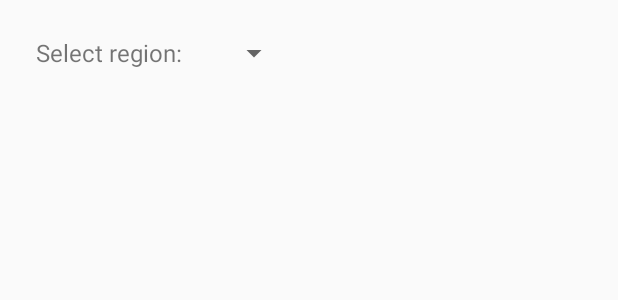
After one commit to emmanuele-villa/ReactiveCraft, an Android app: the layout fragment_create_character.xml on its own in the app's theme, with its tools: preview values and no code run, on a phone screen of 412 x 824 dp. The commit adds this screen. Shown: the top 300 px of the screen. Run offline under Robolectric (Android 15) with nearby library versions, the phone set to English and light mode, and no system bars.

Commit message:
init character creation section

```diff
--- a/ReactiveCraft/app/src/main/java/com/shadowings/reactivecraft/RCApplication.java
+++ b/ReactiveCraft/app/src/main/java/com/shadowings/reactivecraft/RCApplication.java
@@ -7,10 +7,14 @@ import android.content.SharedPreferences;
 import android.os.Bundle;
 import android.support.v7.app.AppCompatActivity;
 
+import com.shadowings.reactivecraft.common.core.services.charactercreation.CharacterCreationService;
+import com.shadowings.reactivecraft.common.core.services.charactercreation.ICharacterCreationService;
 import com.shadowings.reactivecraft.common.core.services.home.CharacterListService;
 import com.shadowings.reactivecraft.common.core.services.home.ICharacterListService;
+import com.shadowings.reactivecraft.common.core.viewmodels.CreateCharacterViewModel;
 import com.shadowings.reactivecraft.common.core.viewmodels.base.IMainSectionNavigator;
 import com.shadowings.reactivecraft.common.core.viewmodels.home.HomeViewModel;
+import com.shadowings.reactivecraft.fragments.charactercreation.CreateCharacterFragment;
 import com.shadowings.reactivecraft.fragments.home.HomeFragment;
 import com.shadowings.reactivecraft.navigation.MainSectionNavigator;
 import com.shadowings.simplelocator.SimpleLocator;
@@ -36,6 +40,7 @@ public class RCApplication extends Application implements Application.ActivityLi
 
     private void initNavigation() {
         MainSectionNavigator.addRule(HomeViewModel.class, HomeFragment::new);
+        MainSectionNavigator.addRule(CreateCharacterViewModel.class, CreateCharacterFragment::new);
     }
 
     private void initSimpleLocator()
@@ -45,6 +50,7 @@ public class RCApplication extends Application implements Application.ActivityLi
 
         SimpleLocator.getInstance().register(IMainSectionNavigator.class, MainSectionNavigator::new);
         SimpleLocator.getInstance().register(ICharacterListService.class, CharacterListService::new);
+        SimpleLocator.getInstance().register(ICharacterCreationService.class, CharacterCreationService::new);
     }
 
     //region Application.ActivityLifecycleCallbacks
--- /dev/null
+++ b/ReactiveCraft/app/src/main/res/layout/fragment_create_character.xml
@@ -0,0 +1,29 @@
+<?xml version="1.0" encoding="utf-8"?>
+<android.support.constraint.ConstraintLayout
+    xmlns:android="http://schemas.android.com/apk/res/android"
+    xmlns:app="http://schemas.android.com/apk/res-auto"
+    xmlns:tools="http://schemas.android.com/tools"
+    android:layout_width="match_parent"
+    android:layout_height="match_parent">
+
+    <TextView
+        android:id="@+id/textView"
+        android:layout_width="wrap_content"
+        android:layout_height="wrap_content"
+        android:layout_marginTop="@dimen/base_margin"
+        android:layout_marginStart="@dimen/base_margin"
+        android:textSize="@dimen/text_size_medium"
+        android:text="@string/select_region"
+        app:layout_constraintStart_toStartOf="parent"
+        app:layout_constraintTop_toTopOf="parent"
+        tools:ignore="SpUsage" />
+
+    <android.support.v7.widget.AppCompatSpinner
+        android:id="@+id/regionSpinner"
+        app:layout_constraintLeft_toRightOf="@id/textView"
+        app:layout_constraintTop_toTopOf="@id/textView"
+        app:layout_constraintBottom_toBottomOf="@id/textView"
+        android:layout_marginStart="@dimen/base_margin"
+        android:layout_width="wrap_content"
+        android:layout_height="0dp" />
+</android.support.constraint.ConstraintLayout>
--- /dev/null
+++ b/ReactiveCraft/app/src/main/res/values/dimens.xml
@@ -0,0 +1,5 @@
+<?xml version="1.0" encoding="utf-8"?>
+<resources>
+    <dimen name="base_margin">24dp</dimen>
+    <dimen name="text_size_medium">16dp</dimen>
+</resources>
--- a/ReactiveCraft/app/src/main/res/values/strings.xml
+++ b/ReactiveCraft/app/src/main/res/values/strings.xml
@@ -1,3 +1,4 @@
 <resources>
     <string name="app_name">ReactiveCraft</string>
+    <string name="select_region">Select region:</string>
 </resources>
--- /dev/null
+++ b/ReactiveCraft/common/src/main/java/com/shadowings/reactivecraft/common/core/models/charactercreation/RealmList.java
@@ -0,0 +1,6 @@
+package com.shadowings.reactivecraft.common.core.models.charactercreation;
+
+import java.util.ArrayList;
+
+public class RealmList extends ArrayList<String> {
+}
--- /dev/null
+++ b/ReactiveCraft/common/src/main/java/com/shadowings/reactivecraft/common/core/models/charactercreation/RegionList.java
@@ -0,0 +1,6 @@
+package com.shadowings.reactivecraft.common.core.models.charactercreation;
+
+import java.util.ArrayList;
+
+public class RegionList extends ArrayList<String> {
+}
--- a/ReactiveCraft/common/src/main/java/com/shadowings/reactivecraft/common/core/viewmodels/base/MainSectionViewModelBase.java
+++ b/ReactiveCraft/common/src/main/java/com/shadowings/reactivecraft/common/core/viewmodels/base/MainSectionViewModelBase.java
@@ -48,5 +48,6 @@ public abstract class MainSectionViewModelBase extends ViewModelBase implements
     }
 
     protected abstract void registerRules();
+
     //endregion
 }
```
Also changed, not shown: ReactiveCraft/app/src/main/java/com/shadowings/reactivecraft/fragments/charactercreation/CreateCharacterFragment.java (added, +54 -0 lines), ReactiveCraft/app/src/main/java/com/shadowings/reactivecraft/fragments/home/HomeFragment.java (+8 -0 lines), ReactiveCraft/common/src/main/java/com/shadowings/reactivecraft/common/core/services/charactercreation/CharacterCreationService.java (added, +24 -0 lines), ReactiveCraft/common/src/main/java/com/shadowings/reactivecraft/common/core/services/charactercreation/ICharacterCreationService.java (added, +12 -0 lines), ReactiveCraft/common/src/main/java/com/shadowings/reactivecraft/common/core/viewmodels/CreateCharacterViewModel.java (added, +44 -0 lines), ReactiveCraft/common/src/main/java/com/shadowings/reactivecraft/common/core/viewmodels/home/HomeViewModel.java (+15 -4 lines).
